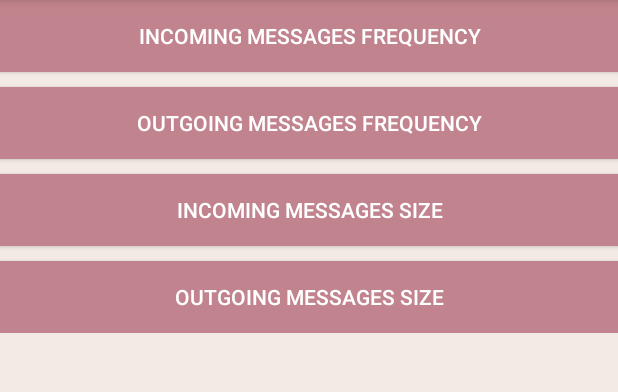
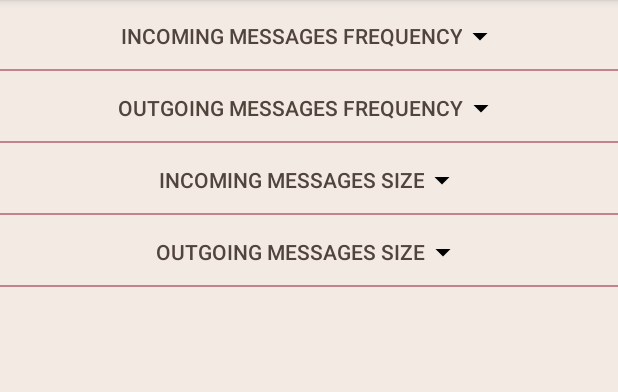
Before and after one commit to jdimovska/Insights, an Android app: the screen it shows after launch (MainActivity), in the side drawer, after a tap on "Messages", on a phone screen of 412 x 824 dp, the part 84-476 px from its top. Run offline under Robolectric (Android 15) with nearby library versions, the phone set to English and light mode, and no system bars; libraries missing offline, so code that uses them is left out: com.github.mikephil.charting; plain views replace PieChart; 14 statements that could not run were skipped.

Commit message:
Fixed design changes

```diff
--- a/app/src/main/java/com/example/marinaangelovska/insights/Fragment/PeopleDetailsFragment.java
+++ b/app/src/main/java/com/example/marinaangelovska/insights/Fragment/PeopleDetailsFragment.java
@@ -51,9 +51,6 @@
 
     String name;
     String number;
-
-
-
 
     @Override
     public void onActivityCreated(@Nullable Bundle savedInstanceState) {
--- a/app/src/main/res/layout/fragment_contacts.xml
+++ b/app/src/main/res/layout/fragment_contacts.xml
@@ -26,6 +26,7 @@
             android:layout_width="wrap_content"
             android:layout_height="match_parent"
             android:layout_gravity="center"
+            android:clickable="true"
             android:src="@drawable/ic_arrow_drop_down_black_24dp"/>
     </LinearLayout>
 
@@ -63,6 +64,7 @@
             android:layout_width="wrap_content"
             android:layout_height="match_parent"
             android:layout_gravity="center"
+            android:clickable="true"
             android:src="@drawable/ic_arrow_drop_down_black_24dp"/>
     </LinearLayout>
 
@@ -100,6 +102,7 @@
             android:layout_width="wrap_content"
             android:layout_height="match_parent"
             android:layout_gravity="center"
+            android:clickable="true"
             android:src="@drawable/ic_arrow_drop_down_black_24dp"/>
     </LinearLayout>
 
@@ -137,6 +140,7 @@
             android:layout_width="wrap_content"
             android:layout_height="match_parent"
             android:layout_gravity="center"
+            android:clickable="true"
             android:src="@drawable/ic_arrow_drop_down_black_24dp"/>
     </LinearLayout>
 
@@ -175,6 +179,7 @@
             android:layout_width="wrap_content"
             android:layout_height="match_parent"
             android:layout_gravity="center"
+            android:clickable="true"
             android:src="@drawable/ic_arrow_drop_down_black_24dp"/>
 
     </LinearLayout>
--- a/app/src/main/res/layout/fragment_messages.xml
+++ b/app/src/main/res/layout/fragment_messages.xml
@@ -7,13 +7,30 @@
         android:orientation="vertical" android:layout_width="match_parent"
         android:layout_height="match_parent">
 
+        <LinearLayout xmlns:android="http://schemas.android.com/apk/res/android"
+            android:orientation="horizontal"
+            android:layout_height="match_parent"
+            android:layout_width="match_parent"
+            android:background="@drawable/line"
+            android:layout_gravity="center"
+            android:gravity="center">
         <Button
             android:id="@+id/incomingFrequency_btn_messages"
-            android:layout_width="match_parent"
-            android:layout_height="wrap_content"
-            android:background="#c1838d"
-            android:textColor="#fff"
+            android:layout_width="wrap_content"
+            android:layout_height="match_parent"
+            android:background="@drawable/line"
+            android:textColor="#51443c"
+            android:gravity="center"
             android:text="Incoming messages frequency"/>
+
+        <ImageView
+            android:layout_width="wrap_content"
+            android:layout_height="match_parent"
+            android:layout_gravity="center"
+            android:clickable="true"
+            android:src="@drawable/ic_arrow_drop_down_black_24dp"/>
+    </LinearLayout>
+
 
         <LinearLayout
             android:id="@+id/incomingFrequency_layout_messages"
@@ -29,15 +46,27 @@
                 android:id="@+id/idPieChartIncomingFrequency_messages"></com.github.mikephil.charting.charts.PieChart>
 
         </LinearLayout>
-
+    <LinearLayout xmlns:android="http://schemas.android.com/apk/res/android"
+        android:orientation="horizontal"
+        android:layout_height="match_parent"
+        android:layout_width="match_parent"
+        android:background="@drawable/line"
+        android:layout_gravity="center"
+        android:gravity="center">
         <Button
             android:id="@+id/outgoingFrequency_btn_messages"
-            android:layout_width="match_parent"
-            android:layout_height="wrap_content"
-            android:textColor="#fff"
-            android:background="#c1838d"
-            android:layout_marginTop="10dp"
+            android:layout_width="wrap_content"
+            android:layout_height="match_parent"
+            android:background="@drawable/line"
+            android:textColor="#51443c"
             android:text="Outgoing messages frequency"/>
+        <ImageView
+            android:layout_width="wrap_content"
+            android:layout_height="match_parent"
+            android:layout_gravity="center"
+            android:clickable="true"
+            android:src="@drawable/ic_arrow_drop_down_black_24dp"/>
+    </LinearLayout>
 
         <LinearLayout
             android:id="@+id/outgoingFrequency_layout_messages"
@@ -54,15 +83,27 @@
 
         </LinearLayout>
 
-
+    <LinearLayout xmlns:android="http://schemas.android.com/apk/res/android"
+        android:orientation="horizontal"
+        android:layout_height="match_parent"
+        android:layout_width="match_parent"
+        android:background="@drawable/line"
+        android:layout_gravity="center"
+        android:gravity="center">
         <Button
             android:id="@+id/incomingSize_btn_messages"
-            android:layout_width="match_parent"
-            android:layout_height="wrap_content"
-            android:textColor="#fff"
-            android:background="#c1838d"
-            android:layout_marginTop="10dp"
+            android:layout_width="wrap_content"
+            android:layout_height="match_parent"
+            android:background="@drawable/line"
+            android:textColor="#51443c"
             android:text="Incoming messages size"/>
+        <ImageView
+            android:layout_width="wrap_content"
+            android:layout_height="match_parent"
+            android:layout_gravity="center"
+            android:clickable="true"
+            android:src="@drawable/ic_arrow_drop_down_black_24dp"/>
+    </LinearLayout>
 
         <LinearLayout
             android:id="@+id/incomingSize_layout_messages"
@@ -78,15 +119,28 @@
                 android:id="@+id/idPieChartIncomingSize_messages"></com.github.mikephil.charting.charts.PieChart>
 
         </LinearLayout>
-
+    <LinearLayout xmlns:android="http://schemas.android.com/apk/res/android"
+        android:orientation="horizontal"
+        android:layout_height="match_parent"
+        android:layout_width="match_parent"
+        android:background="@drawable/line"
+        android:layout_gravity="center"
+        android:gravity="center">
         <Button
             android:id="@+id/outgoingSize_btn_messages"
-            android:layout_width="match_parent"
-            android:layout_height="wrap_content"
-            android:background="#c1838d"
-            android:layout_marginTop="10dp"
-            android:textColor="#fff"
+            android:layout_width="wrap_content"
+            android:layout_height="match_parent"
+            android:background="@drawable/line"
+            android:textColor="#51443c"
             android:text="Outgoing messages size"/>
+
+        <ImageView
+            android:layout_width="wrap_content"
+            android:layout_height="match_parent"
+            android:layout_gravity="center"
+            android:clickable="true"
+            android:src="@drawable/ic_arrow_drop_down_black_24dp"/>
+    </LinearLayout>
 
         <LinearLayout
             android:id="@+id/outgoingSize_layout_messages"
--- a/app/src/main/res/layout/fragment_people.xml
+++ b/app/src/main/res/layout/fragment_people.xml
@@ -15,7 +15,7 @@
         android:layout_alignParentTop="true"
         android:layout_alignParentLeft="true"
         android:layout_alignParentStart="true"
-        android:hint="  Search by name"
+        android:hint="Search by name"
         android:focusable="true"
         android:focusableInTouchMode="true"/>
 
```
Also changed, not shown: app/src/main/java/com/example/marinaangelovska/insights/Adapters/CustomPeopleAdapter.java (+7 -3 lines), app/src/main/res/layout/fragment_people_details.xml (+25 -2 lines).
